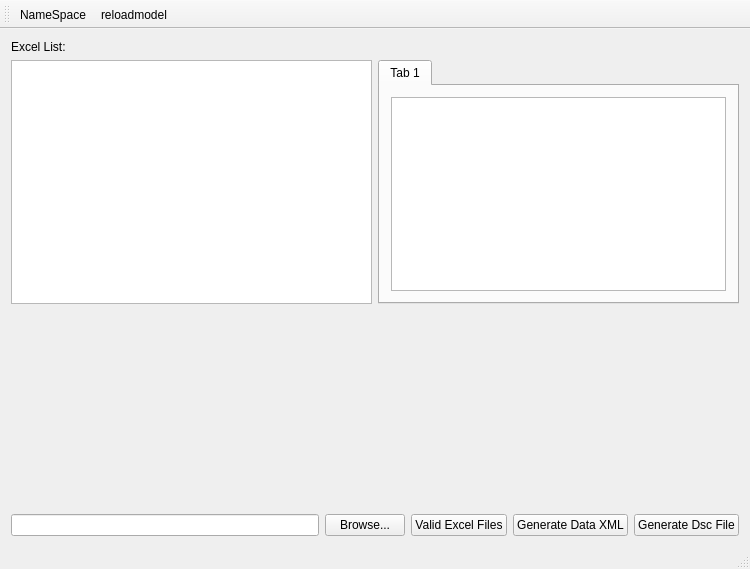
The window that mainwindow.ui (LMiceOrg/Modelingtools) describes before a commit, drawn with Qt 5.
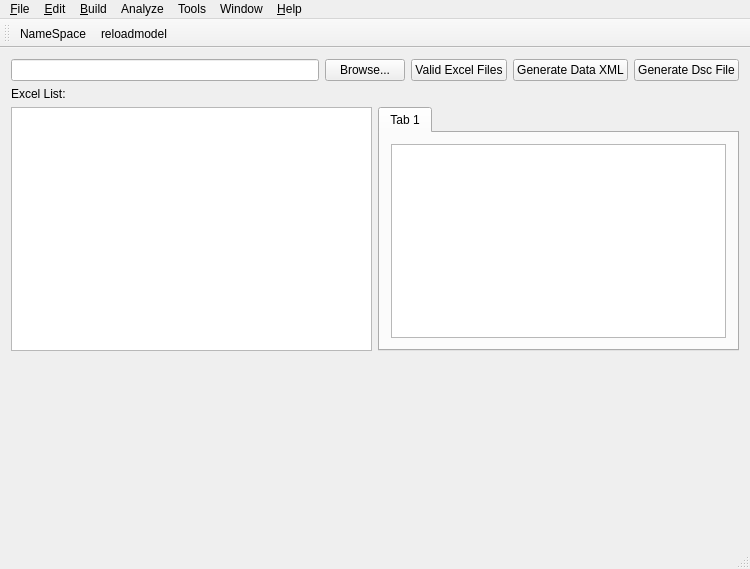
The same window after the commit. Custom widgets are drawn as their Qt base class.

What changed in the file:
```diff
--- a/mainwindow.ui
+++ b/mainwindow.ui
@@ -14,8 +14,43 @@
    <string>MainWindow</string>
   </property>
   <widget class="QWidget" name="centralWidget">
-   <layout class="QGridLayout" name="gridLayout">
-    <item row="0" column="0">
+   <layout class="QVBoxLayout" name="verticalLayout_2">
+    <item>
+     <layout class="QHBoxLayout" name="horizontalLayout">
+      <item>
+       <widget class="QLineEdit" name="lineEdit"/>
+      </item>
+      <item>
+       <widget class="QPushButton" name="pushButton">
+        <property name="text">
+         <string>Browse...</string>
+        </property>
+       </widget>
+      </item>
+      <item>
+       <widget class="QPushButton" name="pushButton_2">
+        <property name="text">
+         <string>Valid Excel Files</string>
+        </property>
+       </widget>
+      </item>
+      <item>
+       <widget class="QPushButton" name="pushButton_3">
+        <property name="text">
+         <string>Generate Data XML</string>
+        </property>
+       </widget>
+      </item>
+      <item>
+       <widget class="QPushButton" name="pushButton_4">
+        <property name="text">
+         <string>Generate Dsc File</string>
+        </property>
+       </widget>
+      </item>
+     </layout>
+    </item>
+    <item>
      <layout class="QVBoxLayout" name="verticalLayout">
       <item>
        <widget class="QLabel" name="label">
@@ -79,41 +114,6 @@
       </item>
      </layout>
     </item>
-    <item row="1" column="0">
-     <layout class="QHBoxLayout" name="horizontalLayout">
-      <item>
-       <widget class="QLineEdit" name="lineEdit"/>
-      </item>
-      <item>
-       <widget class="QPushButton" name="pushButton">
-        <property name="text">
-         <string>Browse...</string>
-        </property>
-       </widget>
-      </item>
-      <item>
-       <widget class="QPushButton" name="pushButton_2">
-        <property name="text">
-         <string>Valid Excel Files</string>
-        </property>
-       </widget>
-      </item>
-      <item>
-       <widget class="QPushButton" name="pushButton_3">
-        <property name="text">
-         <string>Generate Data XML</string>
-        </property>
-       </widget>
-      </item>
-      <item>
-       <widget class="QPushButton" name="pushButton_4">
-        <property name="text">
-         <string>Generate Dsc File</string>
-        </property>
-       </widget>
-      </item>
-     </layout>
-    </item>
    </layout>
   </widget>
   <widget class="QMenuBar" name="menuBar">
@@ -125,6 +125,60 @@
      <height>22</height>
     </rect>
    </property>
+   <widget class="QMenu" name="menu_File">
+    <property name="title">
+     <string>&amp;File</string>
+    </property>
+    <widget class="QMenu" name="menuRecent_Projects">
+     <property name="title">
+      <string>Recent Projects</string>
+     </property>
+     <addaction name="actionClean_History"/>
+     <addaction name="separator"/>
+    </widget>
+    <addaction name="actionNew_Project"/>
+    <addaction name="actionOpen_Project"/>
+    <addaction name="menuRecent_Projects"/>
+    <addaction name="separator"/>
+    <addaction name="actionClose_Project"/>
+   </widget>
+   <widget class="QMenu" name="menu_Edit">
+    <property name="title">
+     <string>&amp;Edit</string>
+    </property>
+   </widget>
+   <widget class="QMenu" name="menu_Build">
+    <property name="title">
+     <string>&amp;Build</string>
+    </property>
+   </widget>
+   <widget class="QMenu" name="menuTools">
+    <property name="title">
+     <string>Tools</string>
+    </property>
+   </widget>
+   <widget class="QMenu" name="menuWindow">
+    <property name="title">
+     <string>Window</string>
+    </property>
+   </widget>
+   <widget class="QMenu" name="menu_Help">
+    <property name="title">
+     <string>&amp;Help</string>
+    </property>
+   </widget>
+   <widget class="QMenu" name="menuAnalyze">
+    <property name="title">
+     <string>Analyze</string>
+    </property>
+   </widget>
+   <addaction name="menu_File"/>
+   <addaction name="menu_Edit"/>
+   <addaction name="menu_Build"/>
+   <addaction name="menuAnalyze"/>
+   <addaction name="menuTools"/>
+   <addaction name="menuWindow"/>
+   <addaction name="menu_Help"/>
   </widget>
   <widget class="QToolBar" name="mainToolBar">
    <attribute name="toolBarArea">
```
Left out of the diff: 26 changed lines with no effect on the pictures.
